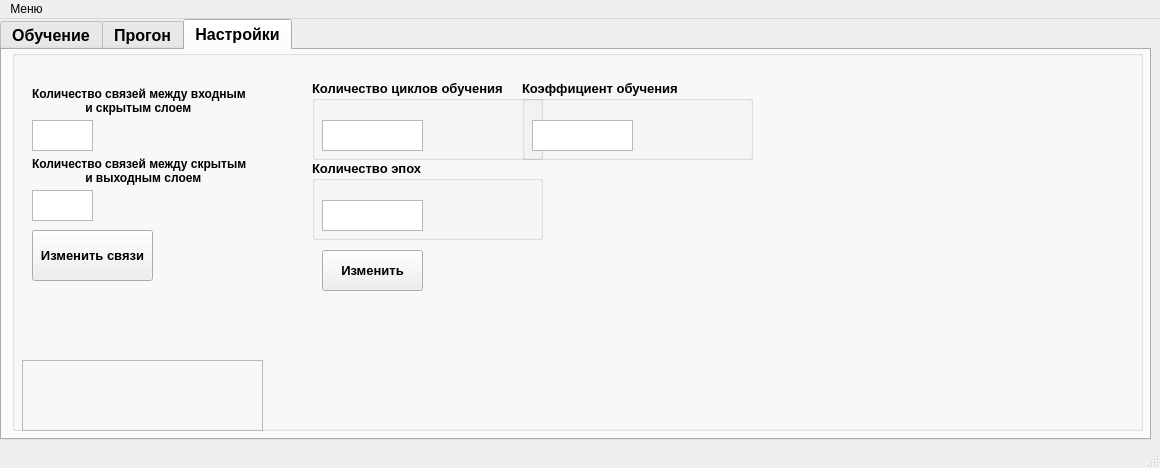
First picture: the form in shield.ui, repository ILTZ/NNGUI, before the edit.
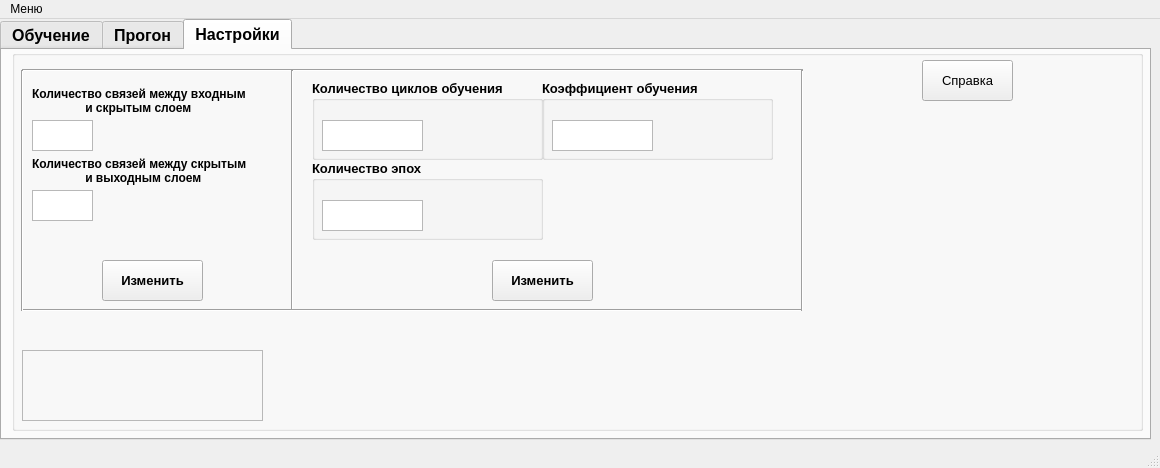
Second picture: the form after the edit. The open tabs and pages were chosen to show the change.

Commit message: Небольшие изменения формы

```diff
--- a/shield.ui
+++ b/shield.ui
@@ -548,10 +548,10 @@
       <widget class="QPushButton" name="chLinksBtn">
        <property name="geometry">
         <rect>
-         <x>20</x>
-         <y>180</y>
-         <width>121</width>
-         <height>51</height>
+         <x>90</x>
+         <y>210</y>
+         <width>101</width>
+         <height>41</height>
         </rect>
        </property>
        <property name="font">
@@ -562,14 +562,14 @@
         </font>
        </property>
        <property name="text">
-        <string>Изменить связи</string>
+        <string>Изменить</string>
        </property>
       </widget>
       <widget class="QLabel" name="debugLabel4Links">
        <property name="geometry">
         <rect>
          <x>10</x>
-         <y>310</y>
+         <y>300</y>
          <width>241</width>
          <height>71</height>
         </rect>
@@ -651,8 +651,8 @@
       <widget class="QPushButton" name="epochsLoopsBtn">
        <property name="geometry">
         <rect>
-         <x>310</x>
-         <y>200</y>
+         <x>480</x>
+         <y>210</y>
          <width>101</width>
          <height>41</height>
         </rect>
@@ -669,7 +669,7 @@
       <widget class="QGroupBox" name="groupBox_3">
        <property name="geometry">
         <rect>
-         <x>510</x>
+         <x>530</x>
          <y>30</y>
          <width>231</width>
          <height>80</height>
@@ -696,6 +696,91 @@
         </property>
        </widget>
       </widget>
+      <widget class="Line" name="line">
+       <property name="geometry">
+        <rect>
+         <x>10</x>
+         <y>10</y>
+         <width>781</width>
+         <height>20</height>
+        </rect>
+       </property>
+       <property name="orientation">
+        <enum>Qt::Horizontal</enum>
+       </property>
+      </widget>
+      <widget class="Line" name="line_2">
+       <property name="geometry">
+        <rect>
+         <x>270</x>
+         <y>20</y>
+         <width>20</width>
+         <height>241</height>
+        </rect>
+       </property>
+       <property name="orientation">
+        <enum>Qt::Vertical</enum>
+       </property>
+      </widget>
+      <widget class="Line" name="line_3">
+       <property name="geometry">
+        <rect>
+         <x>10</x>
+         <y>250</y>
+         <width>781</width>
+         <height>20</height>
+        </rect>
+       </property>
+       <property name="orientation">
+        <enum>Qt::Horizontal</enum>
+       </property>
+      </widget>
+      <widget class="Line" name="line_4">
+       <property name="geometry">
+        <rect>
+         <x>780</x>
+         <y>20</y>
+         <width>20</width>
+         <height>241</height>
+        </rect>
+       </property>
+       <property name="orientation">
+        <enum>Qt::Vertical</enum>
+       </property>
+      </widget>
+      <widget class="QPushButton" name="setingsFAQBtn">
+       <property name="geometry">
+        <rect>
+         <x>910</x>
+         <y>10</y>
+         <width>91</width>
+         <height>41</height>
+        </rect>
+       </property>
+       <property name="font">
+        <font>
+         <pointsize>10</pointsize>
+         <weight>50</weight>
+         <bold>false</bold>
+        </font>
+       </property>
+       <property name="text">
+        <string>Справка</string>
+       </property>
+      </widget>
+      <widget class="Line" name="line_5">
+       <property name="geometry">
+        <rect>
+         <x>0</x>
+         <y>20</y>
+         <width>20</width>
+         <height>241</height>
+        </rect>
+       </property>
+       <property name="orientation">
+        <enum>Qt::Vertical</enum>
+       </property>
+      </widget>
      </widget>
     </widget>
    </widget>
```
Left out of the diff: 46 changed lines with no effect on the pictures. The commit also changes 3 other files.
